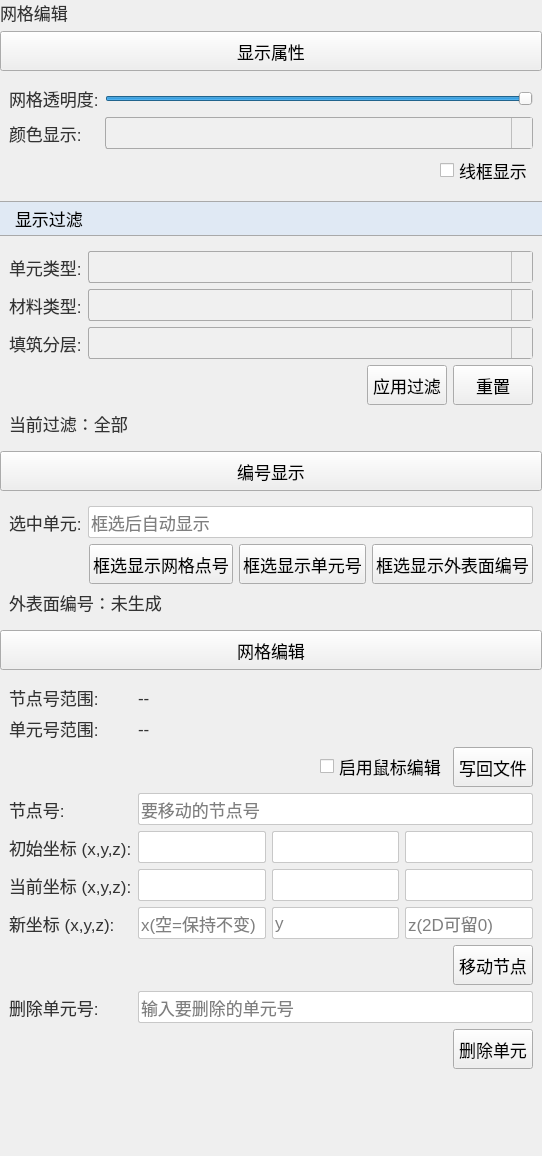
The window that plugins/Base_Mesh/GridEditingWidget-2.ui (asd977/base_cae) describes before a commit, drawn with Qt 5.
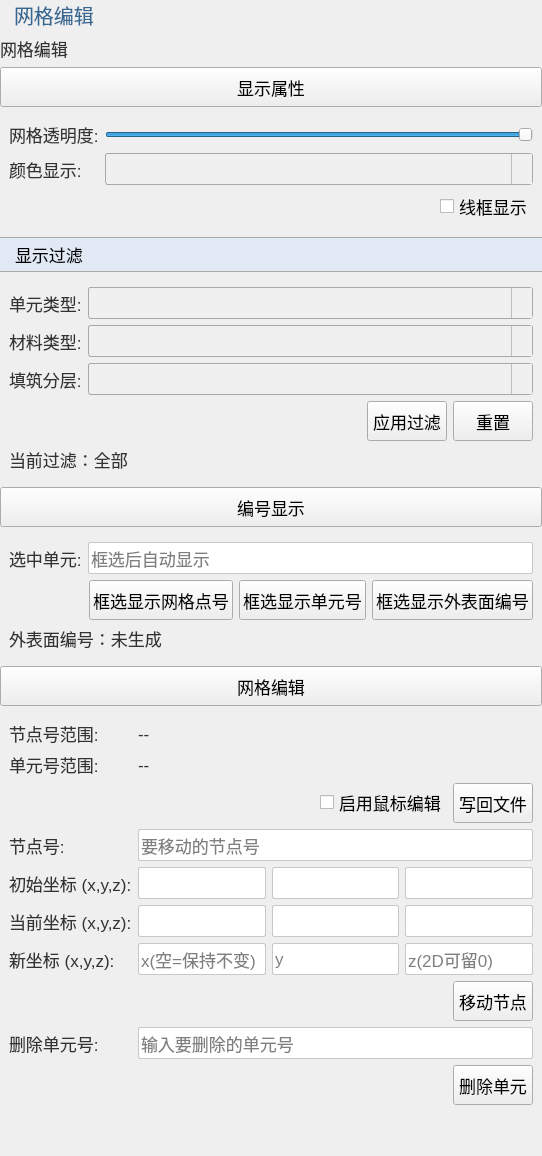
The same window after the commit. Icons and pictures are not drawn.

```diff
--- a/plugins/Base_Mesh/GridEditingWidget-2.ui
+++ b/plugins/Base_Mesh/GridEditingWidget-2.ui
@@ -124,6 +124,13 @@
    <property name="bottomMargin">
     <number>0</number>
    </property>
+   <item>
+    <widget class="QLabel" name="pageNameLabel">
+     <property name="text">
+      <string>网格编辑</string>
+     </property>
+    </widget>
+   </item>
    <item>
     <widget class="QLabel" name="label">
      <property name="text">
```
